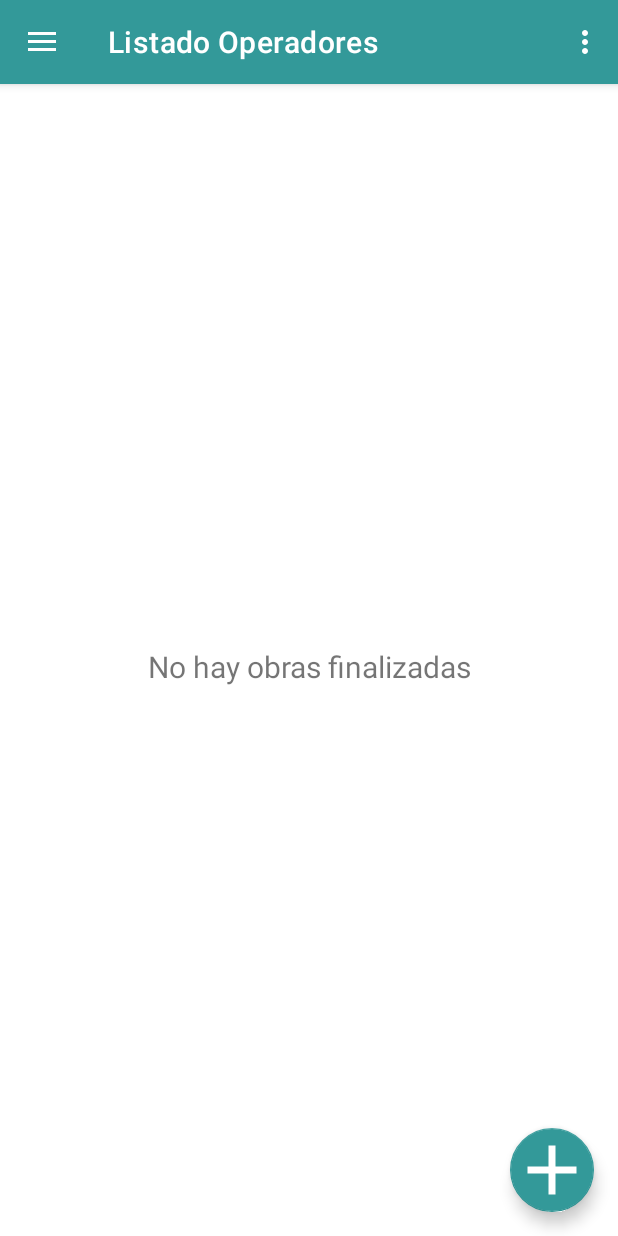
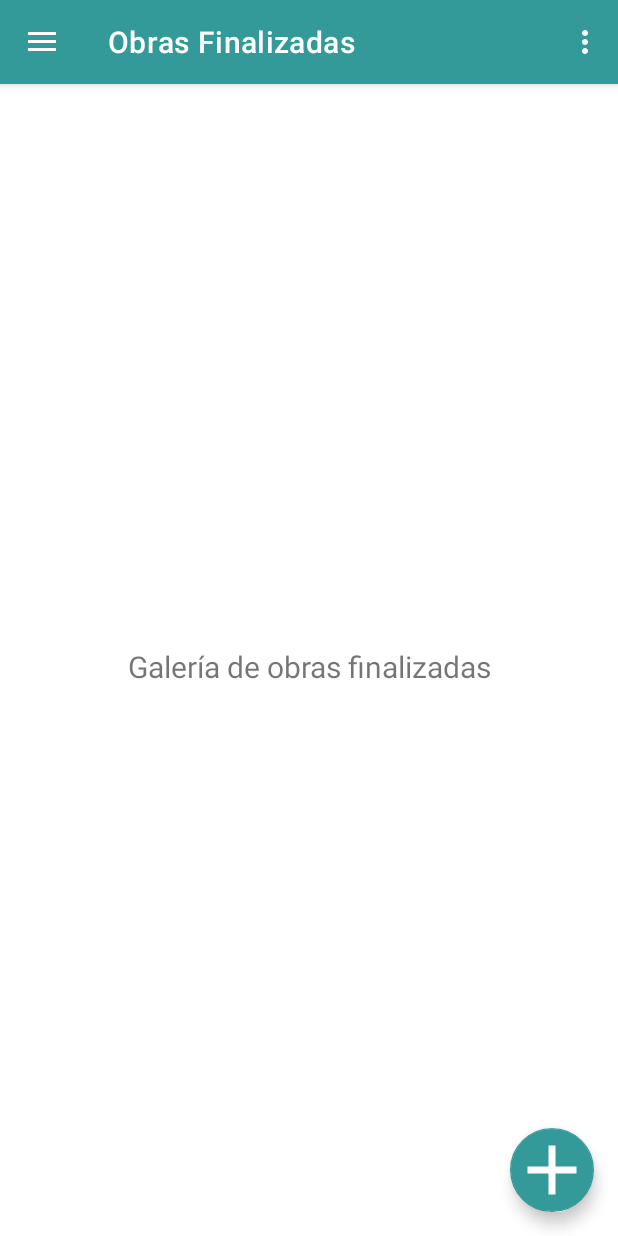
Before and after one commit to arqnatura/arq_control, an Android app: the MainActivity screen opened directly, with no data from a screen before it, in the side drawer, after a tap on "Obras Finalizadas", on a phone screen of 412 x 824 dp. Run offline under Robolectric (Android 15) with nearby library versions, the phone set to English and light mode, and no system bars; our stand-ins replace navigation-ui.

Commit message:
Sexto commit. Frontend_03. Salir

```diff
--- a/app/src/main/java/com/arq_control/MainActivity.java
+++ b/app/src/main/java/com/arq_control/MainActivity.java
@@ -1,14 +1,24 @@
 package com.arq_control;
+
 
 import android.content.Intent;
 import android.os.Bundle;
+import android.view.MenuItem;
 import android.view.View;
 import android.view.Menu;
+import android.view.View.OnClickListener;
+import android.widget.Button;
+import android.widget.TextView;
+import android.widget.Toast;
 
+import com.arq_control.ui.home.HomeFragment;
+import com.arq_control.ui.obras.OperadoresFragment;
 import com.arq_control.ui.obras.VisitaActivity;
 import com.google.android.material.floatingactionbutton.FloatingActionButton;
 import com.google.android.material.snackbar.Snackbar;
 import com.google.android.material.navigation.NavigationView;
+
+import androidx.fragment.app.Fragment;
 import androidx.navigation.NavController;
 import androidx.navigation.Navigation;
 import androidx.navigation.ui.AppBarConfiguration;
@@ -19,6 +29,9 @@ import androidx.appcompat.widget.Toolbar;
 
 public class MainActivity extends AppCompatActivity {
 
+    Button cerrar;
+    Button regresar;
+
     private AppBarConfiguration mAppBarConfiguration;
 
     @Override
@@ -28,8 +41,9 @@ public class MainActivity extends AppCompatActivity {
         Toolbar toolbar = findViewById(R.id.toolbar);
         setSupportActionBar(toolbar);
 
+        // Código de acción del botón flotante +
         FloatingActionButton fab = findViewById(R.id.fabFoto);
-        fab.setOnClickListener(new View.OnClickListener() {
+        fab.setOnClickListener(new OnClickListener() {
             @Override
             public void onClick(View view) {
                 Snackbar.make(view, "Nueva visita de obra", Snackbar.LENGTH_LONG)
@@ -39,19 +53,49 @@ public class MainActivity extends AppCompatActivity {
             }
         });
 
+
         // Código del NavegationDrawer
         DrawerLayout drawer = findViewById(R.id.drawer_layout);
         NavigationView navigationView = findViewById(R.id.nav_view);
-        // Pasando cada ID de menú como un conjunto de ID porque cada menú
-        // debe considerarse como destinos de nivel superior.
-        mAppBarConfiguration = new AppBarConfiguration.Builder(
-                R.id.nav_home, R.id.nav_gallery, R.id.nav_finalizadas, R.id.nav_obras)
+            // Pasando cada ID de menú como un conjunto de ID porque cada menú
+            // debe considerarse como destinos de nivel superior.
+        mAppBarConfiguration = new AppBarConfiguration.Builder(R.id.nav_home,
+                R.id.nav_gallery, R.id.nav_finalizadas, R.id.nav_operadores, R.id.nav_salir)
                 .setDrawerLayout(drawer)
                 .build();
 
         NavController navController = Navigation.findNavController(this, R.id.nav_host_fragment);
         NavigationUI.setupActionBarWithNavController(this, navController, mAppBarConfiguration);
         NavigationUI.setupWithNavController(navigationView, navController);
+
+     }
+
+    //Personalización de las acciones de los componentes del NavegationDrawer
+    //@SuppressWarnings("StatementWithEmptyBody")
+    //@Override
+    public boolean onOpionsItemSelected(MenuItem item) {
+//        NavController navController = Navigation.findNavController(this, R.id.nav_host_fragment);
+//        return NavigationUI.onNavDestinationSelected(item, navController)
+//                || super.onOptionsItemSelected(item);
+
+        // Manejar el elemento de la vista de navegación haciendo clic aquí.
+        int id = item.getItemId();
+        Fragment f = null;
+
+        if (id == R.id.nav_salir){
+            System.exit(0);
+        } else if (id == R.id.nav_compartir){
+            f = new OperadoresFragment();
+
+        }
+        if (f != null){
+            getSupportFragmentManager()
+                    .beginTransaction()
+                    .replace(R.id.nav_view, f)
+                    .commit();
+        }
+        return true;
+
     }
 
     @Override
@@ -68,4 +112,33 @@ public class MainActivity extends AppCompatActivity {
                 || super.onSupportNavigateUp();
     }
 
+    public void initAcitivityVisita(View view){
+        Toast.makeText(this, "Crea una nueva obra...", Toast.LENGTH_LONG).show();
+        Intent miIntent = new Intent(MainActivity.this, VisitaActivity.class);
+        startActivity(miIntent);
+    }
+    public void initAcitivityCurso(View view){
+        Toast.makeText(this, "Ver Listado de Obras en Curso...", Toast.LENGTH_LONG).show();
+    }
+    public void initAcitivityArchivo(View view){
+        Toast.makeText(this, "Ver Listado de Obras Finalizadas...", Toast.LENGTH_LONG).show();
+    }
+    public void initAcitivityAgenda(View view){
+        Toast.makeText(this, "Ver Listado de Operadores...", Toast.LENGTH_LONG).show();
+    }
+
+    // Boton cerrar toda la aplicación.
+    public void initAcitivitySalir(View view){
+        Toast.makeText(this, "Hasta la próxima. Chao!!", Toast.LENGTH_LONG).show();
+        Intent intent = new Intent(Intent.ACTION_MAIN);
+        intent.addCategory(Intent.CATEGORY_HOME);
+        intent.setFlags(Intent.FLAG_ACTIVITY_NEW_TASK);
+        startActivity(intent);
+    }
+    public void initAcitivityRegresar(View view){
+        onBackPressed();
+        Toast.makeText(this, "Regresa a la anterior pantalla.", Toast.LENGTH_LONG).show();
+    }
+
+
 }
--- a/app/src/main/java/com/arq_control/ui/finalizadas/FinalizadasViewModel.java
+++ b/app/src/main/java/com/arq_control/ui/finalizadas/FinalizadasViewModel.java
@@ -6,11 +6,11 @@ import androidx.lifecycle.ViewModel;
 
 public class FinalizadasViewModel extends ViewModel {
 
-    private MutableLiveData<String> mText;
+    private final MutableLiveData<String> mText;
 
     public FinalizadasViewModel() {
         mText = new MutableLiveData<>();
-        mText.setValue("No hay obras finalizadas");
+        mText.setValue("Galería de obras finalizadas");
     }
 
     public LiveData<String> getText() {
--- a/app/src/main/java/com/arq_control/ui/home/HomeFragment.java
+++ b/app/src/main/java/com/arq_control/ui/home/HomeFragment.java
@@ -18,8 +18,7 @@ public class HomeFragment extends Fragment {
 
     public View onCreateView(@NonNull LayoutInflater inflater,
             ViewGroup container, Bundle savedInstanceState) {
-        homeViewModel =
-                new ViewModelProvider(this).get(HomeViewModel.class);
+        homeViewModel = new ViewModelProvider(this).get(HomeViewModel.class);
         View root = inflater.inflate(R.layout.fragment_home, container, false);
         final TextView textView = root.findViewById(R.id.textViewVersion);
         homeViewModel.getText().observe(getViewLifecycleOwner(), new Observer<String>() {
--- a/app/src/main/res/layout/fragment_obras.xml
+++ b/app/src/main/res/layout/fragment_operadores.xml
@@ -5,7 +5,7 @@
     xmlns:tools="http://schemas.android.com/tools"
     android:layout_width="match_parent"
     android:layout_height="match_parent"
-    tools:context=".ui.obras.ObrasFragment">
+    tools:context=".ui.obras.OperadoresFragment">
 
     <TextView
         android:id="@+id/text_obras"
--- a/app/src/main/res/menu/activity_main_drawer.xml
+++ b/app/src/main/res/menu/activity_main_drawer.xml
@@ -9,9 +9,9 @@
             android:icon="@drawable/ic_menu_home_24"
             android:title="@string/menu_home" />
         <item
-            android:id="@+id/nav_obras"
+            android:id="@+id/nav_visita"
             android:icon="@drawable/ic_menu_build"
-            android:title="Nueva Visita" />
+            android:title="@string/menu_visita" />
         <item
             android:id="@+id/nav_gallery"
             android:icon="@drawable/ic_menu_gallery_bookmark_add"
@@ -20,9 +20,13 @@
             android:id="@+id/nav_finalizadas"
             android:icon="@drawable/ic_menu_gallery_bookmark"
             android:title="@string/obras_finalizadas" />
+        <item
+            android:id="@+id/nav_operadores"
+            android:icon="@drawable/ic_menu_bookmarks"
+            android:title="@string/menu_operadores" />
     </group>
 
-    <item android:title="Comunicaciones" >
+    <item android:title="@string/comunicaciones" >
         <menu>
             <item
                 android:id="@+id/nav_politica"
--- a/app/src/main/res/navigation/mobile_navigation.xml
+++ b/app/src/main/res/navigation/mobile_navigation.xml
@@ -20,14 +20,19 @@
     <fragment
         android:id="@+id/nav_finalizadas"
         android:name="com.arq_control.ui.finalizadas.FinalizadasFragment"
-        android:label="@string/menu_slideshow"
+        android:label="@string/menu_obras_finales"
         tools:layout="@layout/fragment_finalizadas" />
 
     <fragment
-        android:id="@+id/nav_obras"
-        android:name="com.arq_control.ui.obras.ObrasFragment"
-        android:label="@string/menu_obras"
-        tools:layout="@layout/fragment_obras" />
+        android:id="@+id/nav_operadores"
+        android:name="com.arq_control.ui.obras.OperadoresFragment"
+        android:label="@string/menu_operadores"
+        tools:layout="@layout/fragment_operadores" />
 
+    <fragment
+        android:id="@+id/nav_salir"
+        android:name="com.arq_control.ui.salir.SalirFragment"
+        android:label="@string/menu_salir"
+        tools:layout="@layout/fragment_salir" />
 
 </navigation>
--- a/app/src/main/res/values-night/strings.xml
+++ b/app/src/main/res/values-night/strings.xml
@@ -11,4 +11,6 @@
     <string name="Politica">Política de privacidad</string>
     <string name="manual_de_uso">Manual de Uso</string>
     <string name="compartir">Compartir</string>
+    <string name="Cuestion_Salir">Realmente desea salir de la aplicación?</string>
+    <string name="BotonRegresar">Regresar</string>
 </resources>
--- a/app/src/main/res/values-night/themes.xml
+++ b/app/src/main/res/values-night/themes.xml
@@ -5,11 +5,11 @@
         <!-- Primary brand color. -->
         <item name="colorPrimary">@color/purple_200</item>
         <item name="colorPrimaryVariant">@color/purple_700</item>
-        <item name="colorOnPrimary">@color/black</item>
+        <item name="colorOnPrimary">@color/purple_500</item>
         <!-- Secondary brand color. -->
         <item name="colorSecondary">@color/teal_200</item>
         <item name="colorSecondaryVariant">@color/teal_200</item>
-        <item name="colorOnSecondary">@color/black</item>
+        <item name="colorOnSecondary">@color/purple_700</item>
         <!-- Status bar color. -->
         <item name="android:statusBarColor"
             tools:targetApi="l">?attr/colorPrimaryVariant</item>
--- a/app/src/main/res/values/strings.xml
+++ b/app/src/main/res/values/strings.xml
@@ -8,8 +8,10 @@
     <string name="action_settings">Settings</string>
     <string name="menu_home">Principal</string>
     <string name="menu_gallery">Listado Obras</string>
-    <string name="menu_slideshow">Listado Operadores</string>
-    <string name="menu_obras">Obras Finalizadas</string>
+    <string name="menu_obras_finales">Obras Finalizadas</string>
+    <string name="menu_operadores">Listado Operadores</string>
+    <string name="menu_visita">Nueva Visita Obra</string>
+    <string name="menu_salir">Salir Aplicación</string>
 
     <string name="email">Email</string>
     <string name="contrase_a">Contraseña</string>
@@ -17,7 +19,6 @@
     <string name="registro">Registro</string>
     <string name="v1_0">v1.0</string>
     <string name="todo">logo00</string>
-
     <string name="title_activity_login">LoginActivity</string>
     <string name="prompt_email">Email</string>
     <string name="prompt_password">Contraseña</string>
@@ -50,4 +51,9 @@
     <string name="large_text">
         "Visita de obra a fecha:   /   /\n\n"
     </string>
+    <string name="nueva_visita">Nueva Visita</string>
+    <string name="Cuestion_Salir">Realmente desea salir de la aplicación?</string>
+    <string name="BotonSalir">Salir</string>
+    <string name="BotonRegresar">Regresar</string>
+    <string name="comunicaciones">Comunicaciones</string>
 </resources>
```
Also changed, not shown: app/src/main/java/com/arq_control/ui/obras/OperadoresFragment.java (renamed from app/src/main/java/com/arq_control/ui/obras/ObrasFragment.java, +5 -6 lines), app/src/main/java/com/arq_control/ui/obras/OperadoresViewModel.java (renamed from app/src/main/java/com/arq_control/ui/obras/ObrasViewModel.java, +4 -4 lines), app/src/main/java/com/arq_control/ui/salir/SalirFragment.java (added, +34 -0 lines), app/src/main/java/com/arq_control/ui/salir/SalirViewModel.java (renamed from app/src/main/res/drawable-v21/ic_menu_gallery.xml, +19 -9 lines), app/src/main/res/layout/fragment_home.xml (+52 -45 lines), app/src/main/res/layout/fragment_salir.xml (added, +58 -0 lines), app/src/main/res/mipmap-mdpi/arq_regresar_36dp.png (added), app/src/main/res/mipmap-mdpi/arq_salir_36dp.png (added).
